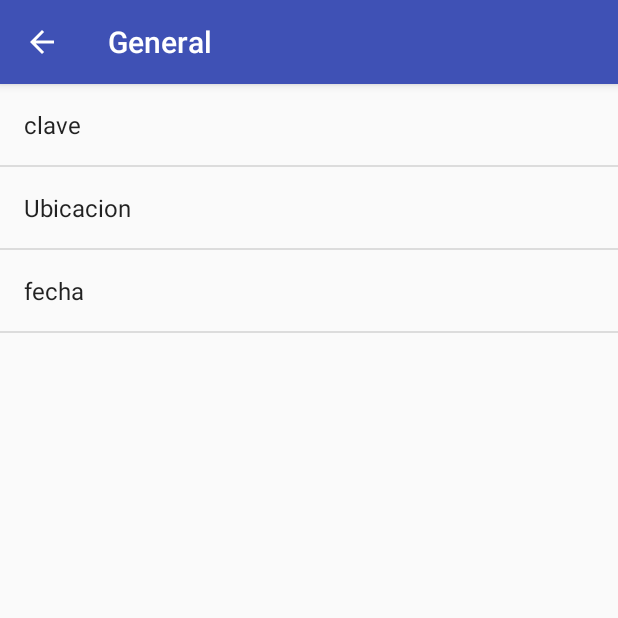
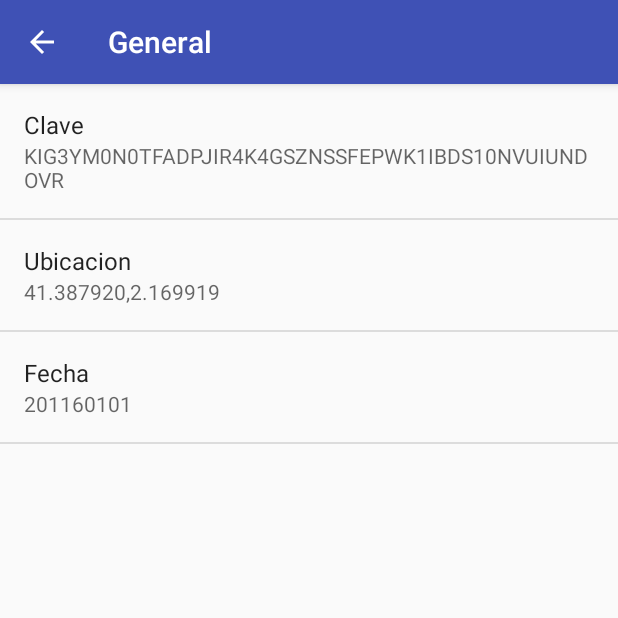
Before and after one commit to vstjga/gicsMobileSQR, an Android app: the SettingsActivity screen opened directly, with no data from a screen before it, after a tap on "General", on a phone screen of 412 x 824 dp, the top half of it. Run offline under Robolectric (Android 15) with nearby library versions, the phone set to English and light mode, and no system bars.

```diff
--- a/app/src/main/java/com/proyectodam/gicsmobile/SettingsActivity.java
+++ b/app/src/main/java/com/proyectodam/gicsmobile/SettingsActivity.java
@@ -190,8 +190,9 @@ public class SettingsActivity extends AppCompatPreferenceActivity {
             // to their values. When their values change, their summaries are
             // updated to reflect the new value, per the Android Design
             // guidelines.
-            bindPreferenceSummaryToValue(findPreference("pais"));
-            bindPreferenceSummaryToValue(findPreference("tipus_consulta"));
+            bindPreferenceSummaryToValue(findPreference("clave"));
+            bindPreferenceSummaryToValue(findPreference("ubicacion"));
+            bindPreferenceSummaryToValue(findPreference("fecha"));
         }
 
         @Override
--- a/app/src/main/res/xml/pref_general.xml
+++ b/app/src/main/res/xml/pref_general.xml
@@ -1,4 +1,5 @@
 <PreferenceScreen xmlns:android="http://schemas.android.com/apk/res/android">
+
     <EditTextPreference
         android:capitalize="words"
         android:defaultValue="KIG3YM0N0TFADPJIR4K4GSZNSSFEPWK1IBDS10NVUIUNDOVR"
@@ -7,11 +8,11 @@
         android:maxLines="1"
         android:selectAllOnFocus="true"
         android:singleLine="true"
-        android:title="clave" />
+        android:title="Clave" />
 
     <EditTextPreference
         android:capitalize="words"
-        android:defaultValue="40.7463956,-73.98"
+        android:defaultValue="41.387920,2.169919"
         android:inputType="textCapWords"
         android:key="ubicacion"
         android:maxLines="1"
@@ -21,14 +22,12 @@
 
     <EditTextPreference
         android:capitalize="words"
-        android:defaultValue="20160101"
+        android:defaultValue="201160101"
         android:inputType="textCapWords"
         android:key="fecha"
         android:maxLines="1"
         android:selectAllOnFocus="true"
         android:singleLine="true"
-        android:title="fecha" />
-
-
+        android:title="Fecha" />
 
 </PreferenceScreen>
--- a/app/src/main/res/xml/pref_headers.xml
+++ b/app/src/main/res/xml/pref_headers.xml
@@ -8,16 +8,5 @@
         android:icon="@drawable/ic_info_black_24dp"
         android:title="@string/pref_header_general" />
 
-    <!--
-        <header
-            android:fragment="com.proyectodam.peliculasdam2.SettingsActivity$NotificationPreferenceFragment"
-            android:icon="@drawable/ic_notifications_black_24dp"
-            android:title="@string/pref_header_notifications" />
-    -->
-
-    <header
-        android:fragment="com.proyectodam.gicsmobile.SettingsActivity$DataSyncPreferenceFragment"
-        android:icon="@drawable/ic_sync_black_24dp"
-        android:title="@string/pref_header_data_sync" />
 
 </preference-headers>
```
Also changed, not shown: app/src/main/java/com/proyectodam/gicsmobile/APIClient.java (+4 -4 lines), app/src/main/java/com/proyectodam/gicsmobile/MainActivityFragment.java (+8 -5 lines), app/src/main/java/com/proyectodam/gicsmobile/VenueAdapter.java (+35 -11 lines), app/src/main/res/layout/lvvvenues_row.xml (+9 -9 lines), app/src/main/res/values/strings.xml (+1 -8 lines).
